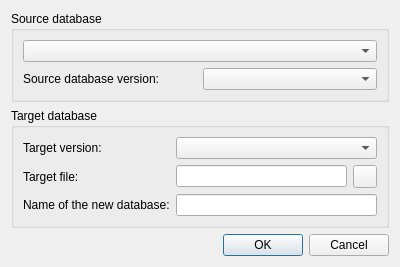
Old version of the form trunk/SQLiteStudio3/SQLiteStudio/dialogs/dbconverterdialog.ui in the repository pawelsalawa/sqlitestudio.
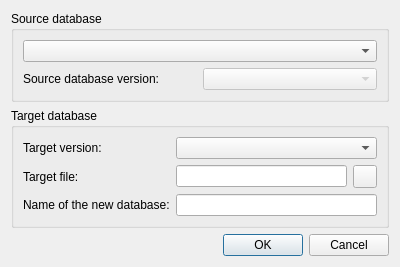
New version of the form.

The edit to the form file:
```diff
--- a/trunk/SQLiteStudio3/SQLiteStudio/dialogs/dbconverterdialog.ui
+++ b/trunk/SQLiteStudio3/SQLiteStudio/dialogs/dbconverterdialog.ui
@@ -7,7 +7,7 @@
     <x>0</x>
     <y>0</y>
     <width>400</width>
-    <height>243</height>
+    <height>251</height>
    </rect>
   </property>
   <property name="windowTitle">
@@ -31,7 +31,11 @@
        </widget>
       </item>
       <item row="1" column="1">
-       <widget class="QComboBox" name="srcDbVersionCombo"/>
+       <widget class="QComboBox" name="srcDbVersionCombo">
+        <property name="enabled">
+         <bool>false</bool>
+        </property>
+       </widget>
       </item>
      </layout>
     </widget>
```
